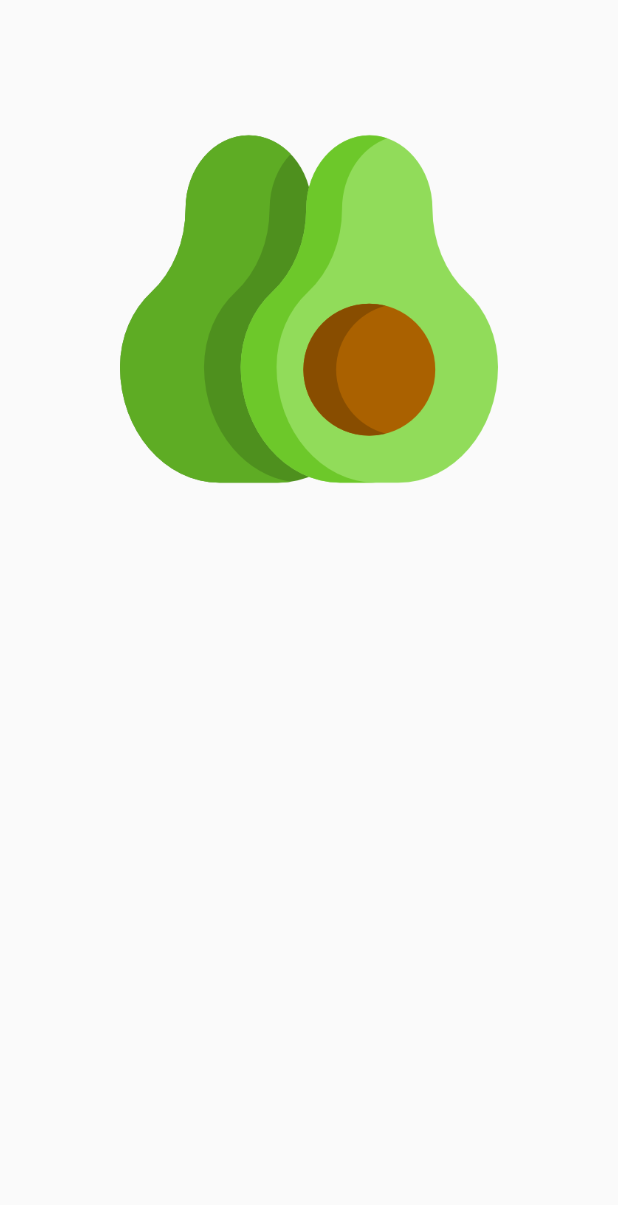
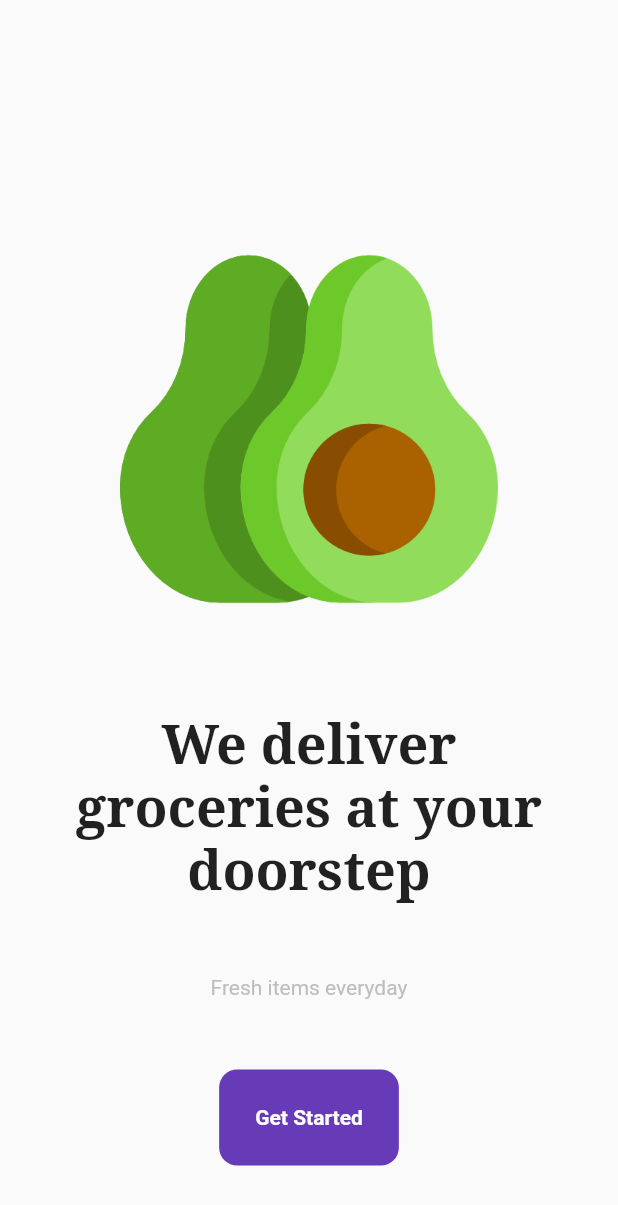
Before and after one commit to omarzouaoui/GroceryShopApp, a Flutter app: the screen it shows after launch, on a phone screen of 412 x 824 dp. Shown: the top 1205 px of the screen. Run offline on Flutter 3.47's test engine with Material 2 defaults, Android fonts, the phone set to English and light mode, and no system bars; our stand-ins replace google_fonts.

Commit message:
Google Fonts & intro page

```diff
--- a/grocery_shop_app/lib/pages/intro_page.dart
+++ b/grocery_shop_app/lib/pages/intro_page.dart
@@ -1,4 +1,5 @@
 import 'package:flutter/material.dart';
+import 'package:google_fonts/google_fonts.dart';
 
 class IntroPage extends StatelessWidget {
   const IntroPage({super.key});
@@ -10,9 +11,63 @@ class IntroPage extends StatelessWidget {
         children: [
           //logo
           Padding(
-            padding: const EdgeInsets.all(80.0),
+            padding: const EdgeInsets.only(
+              left: 80.0, right: 80.0, bottom: 40.0, top: 160.0
+            ),
             child: Image.asset("lib/images/avocado.png"),
-            )
+            ),
+
+            //we deliver
+              Padding(
+              padding: EdgeInsets.all(24.0),
+              child: Text(
+                "We deliver groceries at your doorstep",
+                textAlign: TextAlign.center,
+                style: GoogleFonts.notoSerif(
+                  fontSize: 36,
+                  fontWeight: FontWeight.bold
+                ),
+              ),
+            ),
+
+            const SizedBox(height: 24,),
+
+            //fresh items everyday
+            Text(
+              "Fresh items everyday",
+              style: TextStyle(
+                color: Colors.grey.shade400,
+              ),
+            ),
+
+            const Spacer(),
+
+            //get started button
+            GestureDetector(
+              onDoubleTap: () => Navigator.pushReplacement(
+                context, MaterialPageRoute(
+                  builder: (context){
+                  return
+                })
+              ) ,
+              child: Container(
+                decoration: BoxDecoration(
+                  color: Colors.deepPurple,
+                  borderRadius: BorderRadius.circular(12),
+                ),
+                padding: const EdgeInsets.all(24.0),
+                child: const Text(
+                  "Get Started",
+                  style: TextStyle(
+                    color: Colors.white,
+                    fontWeight: FontWeight.bold,
+                  ),
+                ),
+              ),
+            ),
+
+            const Spacer(),
+
         ],
       ),
     );
--- a/grocery_shop_app/pubspec.yaml
+++ b/grocery_shop_app/pubspec.yaml
@@ -36,6 +36,7 @@ dependencies:
   # The following adds the Cupertino Icons font to your application.
   # Use with the CupertinoIcons class for iOS style icons.
   cupertino_icons: ^1.0.2
+  google_fonts: ^3.0.1
 
 dev_dependencies:
   flutter_test:
```
Also changed, not shown: grocery_shop_app/pubspec.lock, 1 other file.
